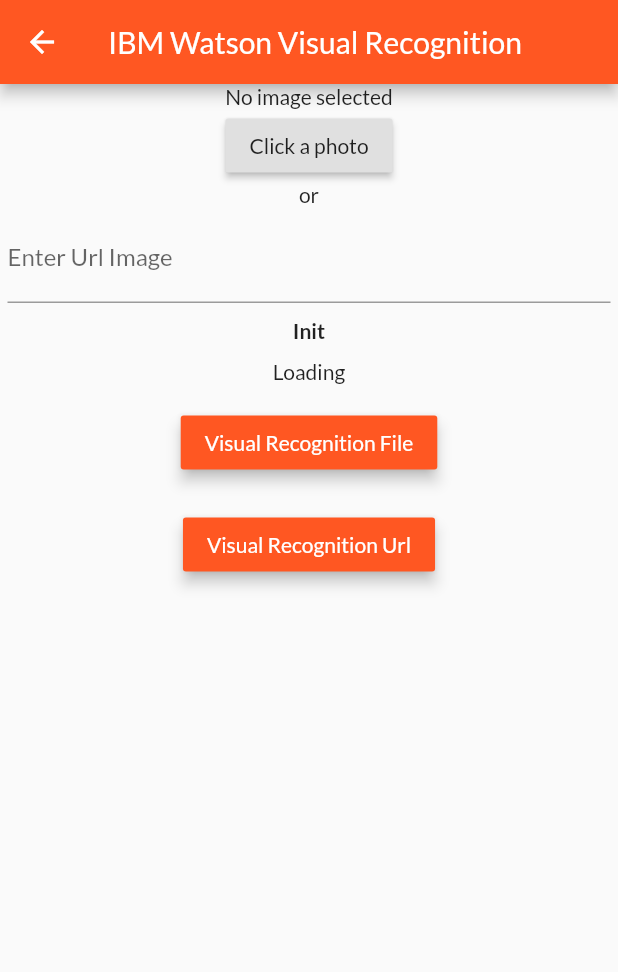
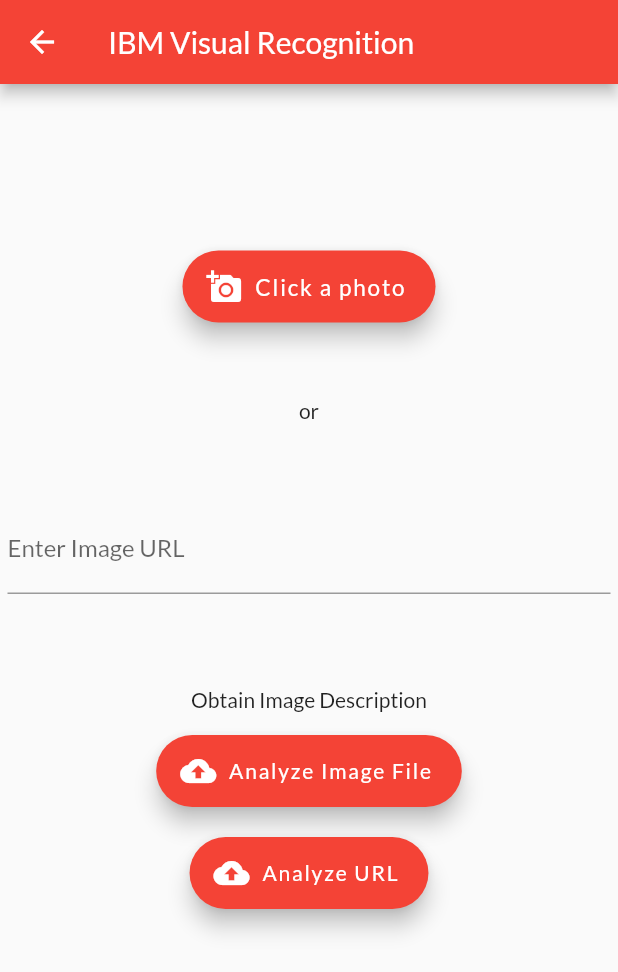
Before and after one commit to Manorama09/Optima, a Flutter app: the ScreenVisualRecognition screen opened directly, on a phone screen of 412 x 824 dp. Shown: the top 972 px of the screen. Run offline on Flutter 3.47's test engine with Material 2 defaults, Android fonts, the phone set to English and light mode, and no system bars; our stand-ins replace animated_text_kit, image_picker; missing offline and left inert: draggable_floating_button, flutter_awesome_buttons, flutter_ibm_watson, watson_assistant_v2.

Commit message:
Update visual_recognition_screen.dart

```diff
--- a/lib/screens/visual_recognition_screen.dart
+++ b/lib/screens/visual_recognition_screen.dart
@@ -22,8 +22,8 @@
 class _ScreenVisualRecognition extends State<ScreenVisualRecognition> {
   IamOptions options;
   File _image;
-  String _text = "Loading";
-  String _text2 = "Init";
+  String _text = "Obtain Image Description";
+  String _text2 = "";
   String url;
 
   Future<Null> getOptions() async {
@@ -100,7 +100,8 @@
   Widget build(BuildContext context) {
     return Scaffold(
       appBar: AppBar(
-        title: Text("IBM Watson Visual Recognition"),
+        title: Text("IBM Visual Recognition"),
+        backgroundColor: Colors.red,
       ),
       body: new SingleChildScrollView(
         child: new Container(
@@ -109,57 +110,78 @@
           child: new Column(
             mainAxisAlignment: MainAxisAlignment.center,
             children: <Widget>[
+              SizedBox(height: 25.0,),
               _image == null
-                  ? new Text('No image selected')
+                  ? new Text('',
+                style: TextStyle(
+                    fontSize: 30.0
+                ),)
                   : new Image.file(
                 _image,
                 height: 300.0,
                 width: 300.0,
               ),
-              new RaisedButton(
-                child: const Text('Click a photo'),
+              SizedBox(height: 50.0,),
+              new FloatingActionButton.extended(
+                label:Text(
+                    'Click a photo',
+                  style: TextStyle(
+                    fontSize: 15.0,
+                  ),
+                  ),
+                backgroundColor: Colors.red,
+                icon: Icon(Icons.add_a_photo),
                 onPressed: getPhoto,
-              ),
+                ),
+
+
+              SizedBox(height: 50.0,),
               new Text("or"),
+              SizedBox(height: 50.0,),
+
               new Container(
                 margin: const EdgeInsets.all(5.0),
                 child: new TextField(
-                  decoration: new InputDecoration(labelText: "Enter Url Image"),
+                  decoration: new InputDecoration(labelText: "Enter Image URL"),
                   onChanged: (String value) {
                     this.url = value.toString();
                   },
                 ),
               ),
+              SizedBox(height: 25.0,),
+
               new Container(
                 margin: const EdgeInsets.all(5.0),
                 child: new Text(_text2,
                     style: new TextStyle(
                         fontSize: 14.0, fontWeight: FontWeight.bold)),
               ),
+
               new Container(
                 margin: const EdgeInsets.all(5.0),
                 child: new Text(_text),
               ),
               new Container(
                 margin: const EdgeInsets.all(10.0),
-                child: new RaisedButton(
-                  child: const Text('Visual Recognition File'),
-                  color: Theme.of(context).accentColor,
-                  elevation: 4.0,
-                  splashColor: Colors.red,
-                  textColor: Colors.white,
+                child: new FloatingActionButton.extended(
+                  heroTag: "bt1",
+                  backgroundColor: Colors.red,
+                  icon: Icon(Icons.cloud_upload),
+                  label: Text('Analyze Image File'),
                   onPressed: visualRecognitionFile,
                 ),
               ),
+
               new Container(
                 margin: const EdgeInsets.all(10.0),
-                child: new RaisedButton(
-                  child: const Text('Visual Recognition Url'),
-                  color: Theme.of(context).accentColor,
-                  elevation: 4.0,
-                  splashColor: Colors.red,
-                  textColor: Colors.white,
-                  onPressed: visualRecognitionUrl,
+                child: new FloatingActionButton.extended(
+
+                  backgroundColor: Colors.red,
+                  heroTag: "btn2",
+                  onPressed:visualRecognitionUrl,
+                  icon: Icon(Icons.cloud_upload),
+                  label: Text('Analyze URL'),
+
                 ),
               ),
 
```
